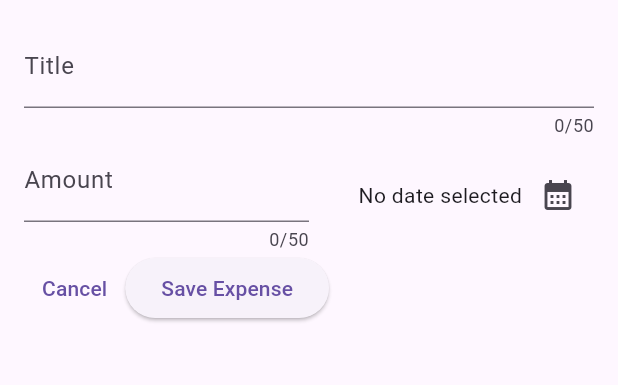
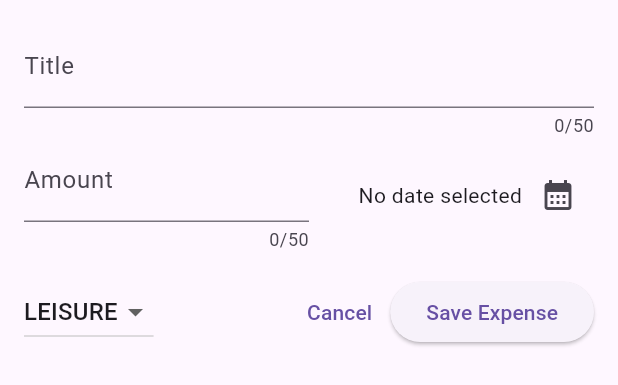
Before and after one commit to ThiagoFabiano/app-controle-de-gastos-Flutter, a Flutter app: the NewExpense widget shown alone on an empty page, opened directly, on a phone screen of 412 x 824 dp. Shown: the top 385 px of the screen. Run offline on Flutter 3.47's test engine with Material 2 defaults, Android fonts, the phone set to English and light mode, and no system bars.

Commit message:
feat: adiciona dropdown button

```diff
--- a/lib/widgets/new_expenses.dart
+++ b/lib/widgets/new_expenses.dart
@@ -1,5 +1,6 @@
 import 'package:flutter/material.dart';
 import 'package:intl/intl.dart';
+import '../models/expense.dart';
 
 final formatter = DateFormat.yMd();
 
@@ -16,6 +17,7 @@ class _NewExpenseState extends State<NewExpense> {
   final _titleController = TextEditingController();
   final _amountController = TextEditingController();
   DateTime? _selectedDate;
+  Category _selectedCategory = Category.leisure;
 
   void _presentDatePicker() async {
     final now = DateTime.now();
@@ -70,7 +72,11 @@ class _NewExpenseState extends State<NewExpense> {
                   mainAxisAlignment: MainAxisAlignment.end,
                   crossAxisAlignment: CrossAxisAlignment.center,
                   children: [
-                    Text(_selectedDate == null ? 'No date selected' : formatter.format(_selectedDate!),),
+                    Text(
+                      _selectedDate == null
+                          ? 'No date selected'
+                          : formatter.format(_selectedDate!),
+                    ),
                     IconButton(
                       onPressed: _presentDatePicker,
                       icon: const Icon(Icons.calendar_month),
@@ -80,8 +86,33 @@ class _NewExpenseState extends State<NewExpense> {
               ),
             ],
           ),
+          const SizedBox(height: 16,),
           Row(
             children: [
+              DropdownButton(
+                value: _selectedCategory,
+                items: Category.values
+                    .map(
+                      (category) => DropdownMenuItem(
+                        value: category,
+                        child: Text(
+                          category.name.toUpperCase(),
+                        ),
+                      ),
+                    )
+                    .toList(),
+                onChanged: (value) {
+                  if (value == null) {
+                    return;
+                  }
+                  setState(
+                    () {
+                      _selectedCategory = value;
+                    },
+                  );
+                },
+              ),
+              const Spacer(),
               TextButton(
                 onPressed: () {
                   Navigator.pop(context);
```
